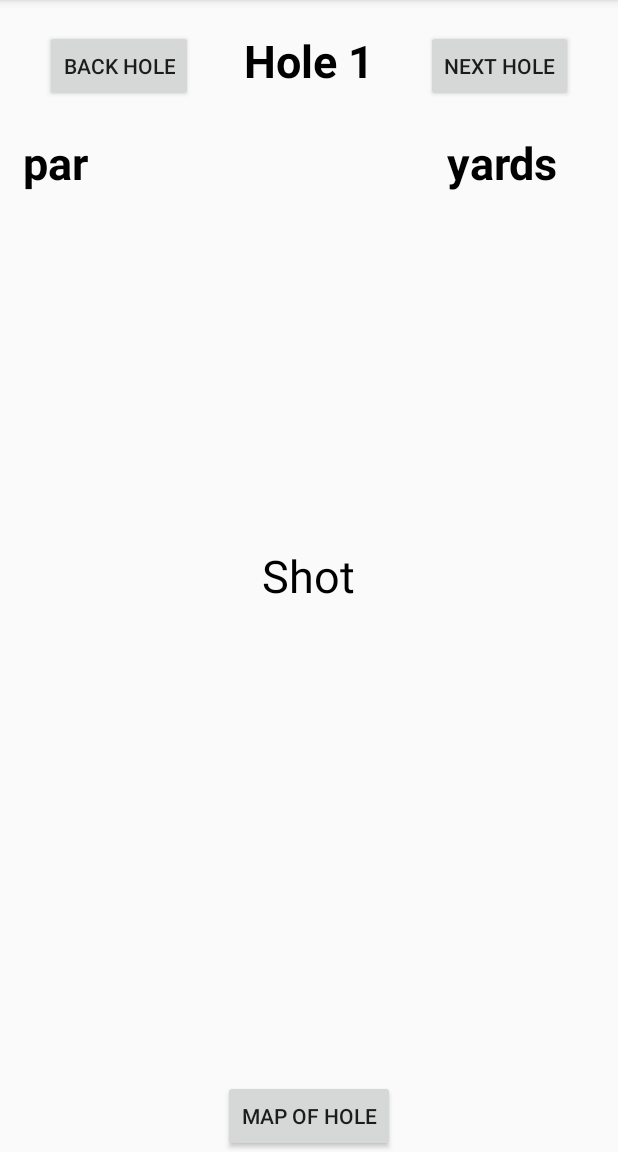
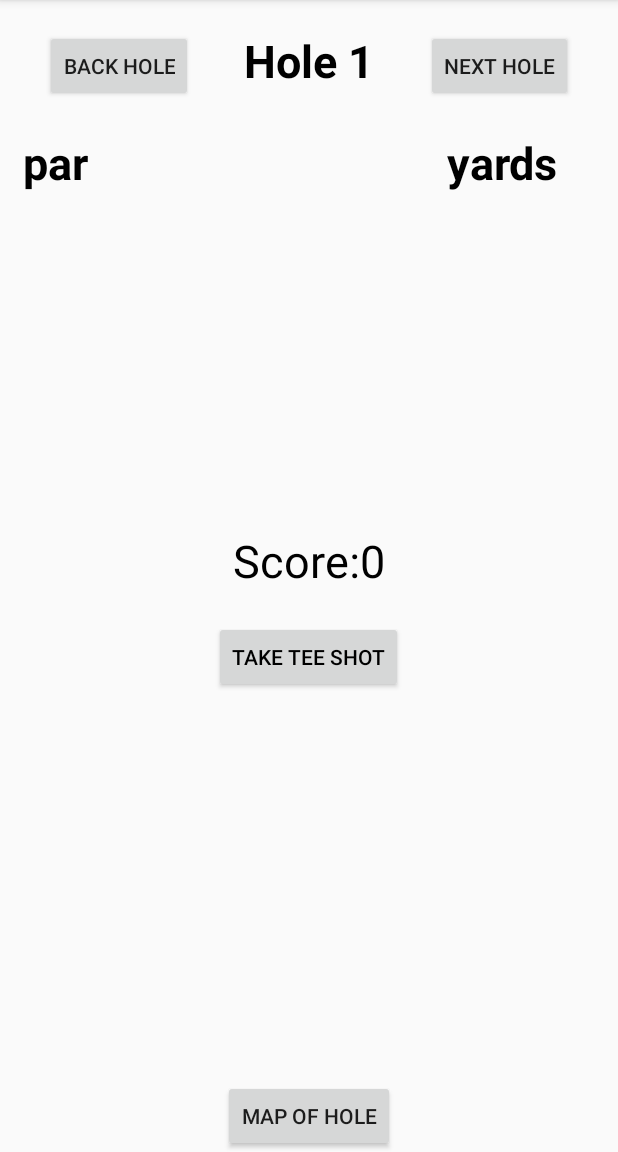
Before and after one commit to TheManOfTeel/Golf-Player-Time-Management, an Android app: the Game2Activity screen opened directly, with no data from a screen before it, after a tap on "NEXT HOLE", on a phone screen of 412 x 824 dp, the part 84-1236 px from its top. Run offline under Robolectric (Android 15) with nearby library versions, the phone set to English and light mode, and no system bars; our stand-ins replace Firebase (no records; nobody signed in at launch, a user with empty details on screens opened directly); 3 statements that could not run were skipped.

Commit message:
Keeps track of players score in firebase

```diff
--- a/GPTM Mobile App/app/src/main/java/com/example/elijah/golfplayertimemanagement/Game2Activity.java
+++ b/GPTM Mobile App/app/src/main/java/com/example/elijah/golfplayertimemanagement/Game2Activity.java
@@ -9,6 +9,7 @@ import android.widget.TextView;
 import android.widget.Toast;
 
 import com.google.android.gms.maps.model.LatLng;
+import com.google.firebase.auth.FirebaseAuth;
 import com.google.firebase.database.DataSnapshot;
 import com.google.firebase.database.DatabaseError;
 import com.google.firebase.database.DatabaseReference;
@@ -25,18 +26,24 @@ public class Game2Activity extends AppCompatActivity {
     private DatabaseReference myRef;
     private FirebaseDatabase database;
     private TextView holenum;
+    private FirebaseAuth mAuth;
     private TextView Par;
     private TextView Yards;
     private int holeNum = 1;
     private Button NextHole;
     private Button BackHole;
     private Button map;
+    private Button shot;
+    private TextView score;
+    int playerPar = 0;
     @Override
     protected void onCreate(Bundle savedInstanceState) {
         super.onCreate(savedInstanceState);
         setContentView(R.layout.activity_game2);
         database = FirebaseDatabase.getInstance();
         myRef = database.getReference();
+        mAuth = FirebaseAuth.getInstance();
+        String Uid = mAuth.getUid();
 
         if(!getIntent().getStringExtra("CourseName").equals(null)) {
             CourseName = getIntent().getStringExtra("CourseName");
@@ -52,6 +59,23 @@ public class Game2Activity extends AppCompatActivity {
         NextHole = (Button) findViewById(R.id.nexthole);
         BackHole = (Button) findViewById(R.id.backhole);
         map = (Button)findViewById(R.id.map);
+        score = (TextView)findViewById(R.id.playerPar);
+        shot = (Button)findViewById(R.id.ShotName);
+        if(playerPar== 0){
+            shot.setText("Take Tee Shot");
+        }else{
+            shot.setText("Take A Stroke");
+        }
+        score.setText("Score: " + playerPar);
+        shot.setOnClickListener(new View.OnClickListener() {
+            @Override
+            public void onClick(View view) {
+                playerPar +=1;
+                score.setText("Score: " + playerPar);
+                shot.setText("Take A Stroke");
+                myRef.child("Games").child(GameID).child("Players").child(Uid).child("Score").child("Hole").child("Hole"+holeNum).setValue(playerPar);
+            }
+        });
         NextHole.setOnClickListener(new View.OnClickListener() {
             @Override
             public void onClick(View view) {
@@ -61,8 +85,13 @@ public class Game2Activity extends AppCompatActivity {
                     holeNum = 18;
                 }
                 getHoleDetails(holeNum);
+                playerPar =0;
+                score.setText("Score:" +playerPar);
+                shot.setText("Take Tee Shot");
             }
         });
+
+
 
         map.setOnClickListener(new View.OnClickListener() {
             @Override
--- a/GPTM Mobile App/app/src/main/res/layout/activity_game2.xml
+++ b/GPTM Mobile App/app/src/main/res/layout/activity_game2.xml
@@ -63,13 +63,23 @@
         android:layout_marginRight="40dp"
         />
     <TextView
+        android:id="@+id/playerPar"
+        android:layout_width="wrap_content"
+        android:layout_height="wrap_content"
+        android:layout_centerHorizontal="true"
+        android:layout_centerVertical="true"
+        android:textSize="30dp"
+        android:text="playerPar"
+        android:textColor="#000"
+        android:paddingBottom="20dp"
+        />
+    <Button
         android:id="@+id/ShotName"
         android:text="Shot"
         android:textColor="#000"
-        android:textSize="30dp"
         android:layout_width="wrap_content"
         android:layout_height="wrap_content"
-        android:layout_centerVertical="true"
+        android:layout_below="@+id/playerPar"
         android:layout_centerHorizontal="true"
         />
 
```
